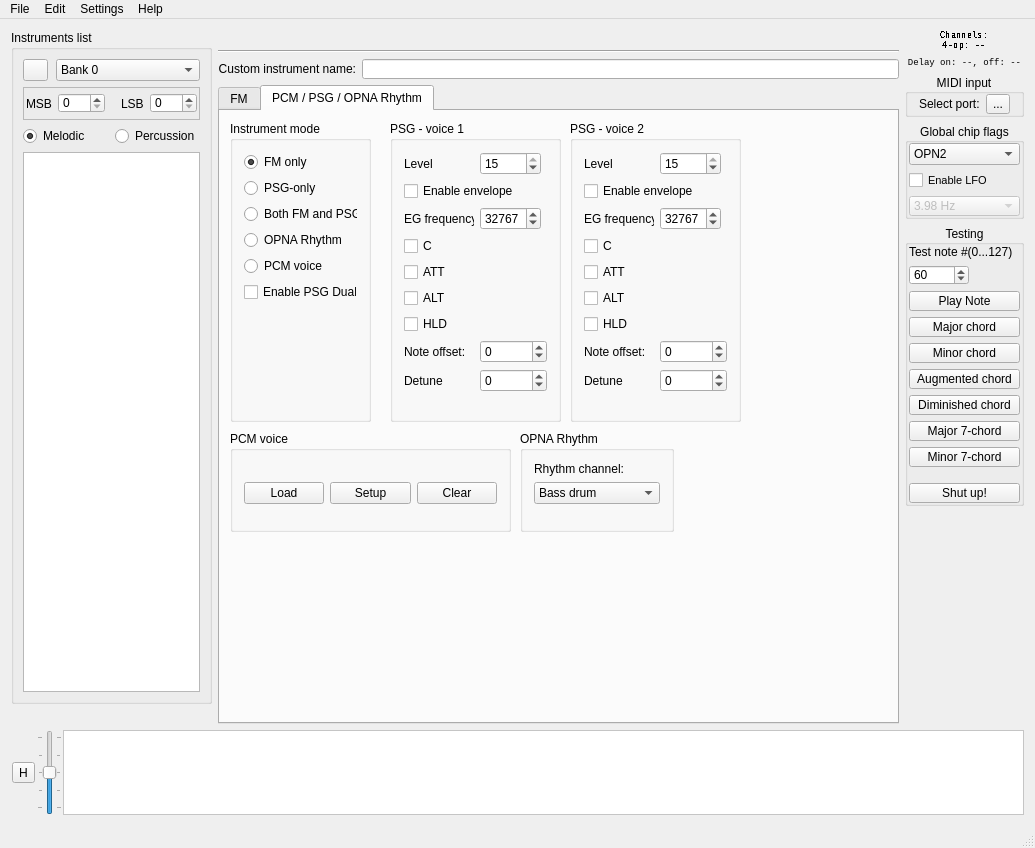
The window that src/bank_editor.ui (Wohlstand/OPN2BankEditor) describes before a commit, drawn with Qt 5.
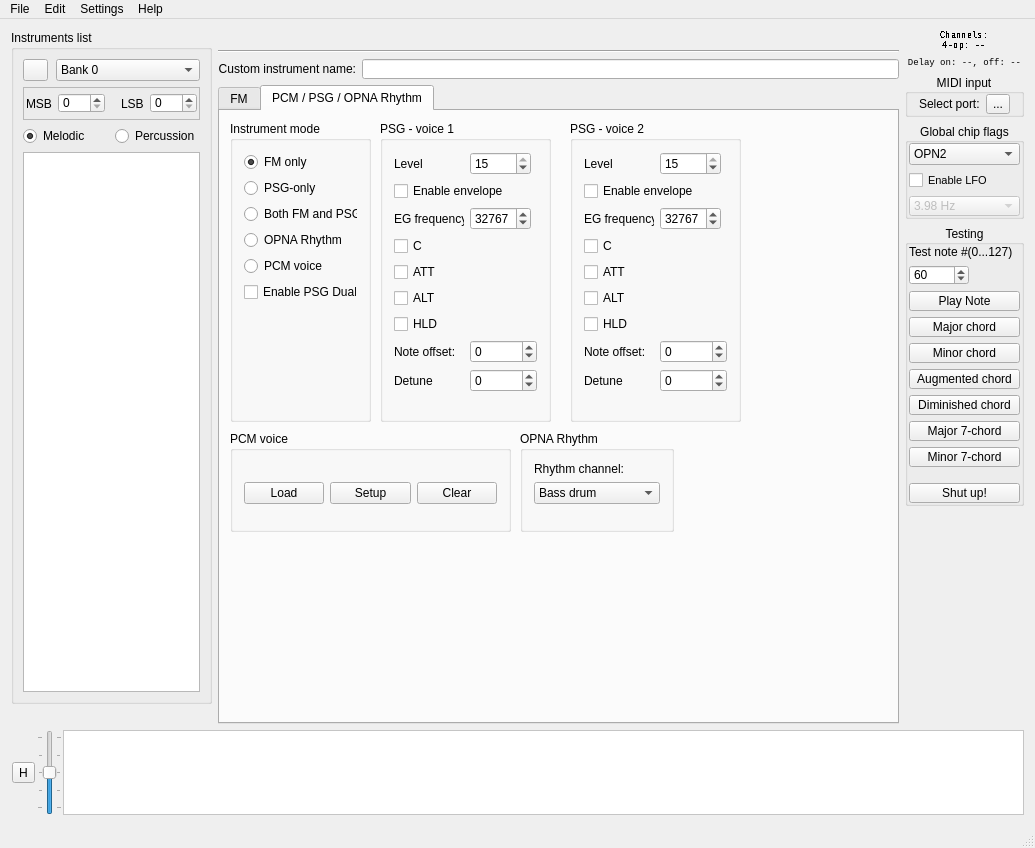
The same window after the commit. The open tabs and pages were chosen to show the change. Icons and pictures are not drawn. Custom widgets are drawn as their Qt base class.

Commit message: Continue GUI sketch

```diff
--- a/src/bank_editor.ui
+++ b/src/bank_editor.ui
@@ -3007,7 +3007,7 @@
                  </property>
                  <property name="geometry">
                   <rect>
-                   <x>170</x>
+                   <x>160</x>
                    <y>10</y>
                    <width>171</width>
                    <height>301</height>
```
Left out of the diff: 310 changed lines with no effect on the pictures.
